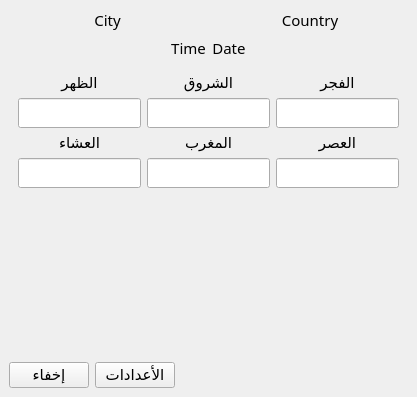
Old version of the form MainWindow.ui in the repository a-atalla/azan.
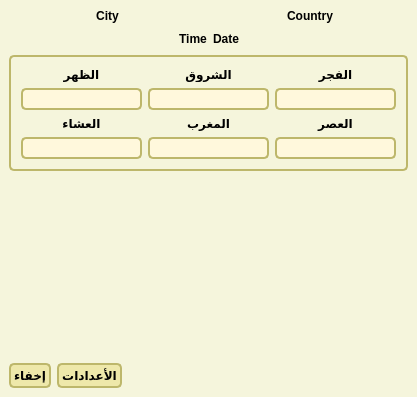
New version of the form.

The edit to the form file:
```diff
--- a/MainWindow.ui
+++ b/MainWindow.ui
@@ -20,7 +20,120 @@
    <string>Azan</string>
   </property>
   <property name="styleSheet">
-   <string notr="true"/>
+   <string notr="true">.QWidget ,QDialog,QGroupBox {
+   background-color: beige;
+   font-family: KacstQurn ;
+}
+
+/* Nice Windows-XP-style password character. */
+QLineEdit[echoMode=&quot;2&quot;] {
+    lineedit-password-character: 9679;
+}
+
+/* We provide a min-width and min-height for push buttons
+   so that they look elegant regardless of the width of the text. */
+QPushButton {
+    background-color: palegoldenrod;
+    border-width: 2px;
+    border-color: darkkhaki;
+    border-style: solid;
+    border-radius: 5;
+    padding: 3px;
+    min-width: 9ex;
+    min-height: 2.5ex;
+}
+
+QPushButton:hover {
+   background-color: khaki;
+}
+
+/* Increase the padding, so the text is shifted when the button is
+   pressed. */
+QPushButton:pressed {
+    padding-left: 5px;
+    padding-top: 5px;
+    background-color: #d0d67c;
+}
+
+QLabel, QAbstractButton {
+    font: bold;
+}
+
+/* Mark mandatory fields with a brownish color. */
+.mandatory {
+    color: brown;
+}
+
+/* Bold text on status bar looks awful. */
+QStatusBar QLabel {
+   font: normal;
+}
+
+QStatusBar::item {
+    border-width: 1;
+    border-color: darkkhaki;
+    border-style: solid;
+    border-radius: 2;
+}
+
+QComboBox, QLineEdit, QSpinBox, QTextEdit, QListView,QProgressBar,QscrollBar {
+    background-color: cornsilk;
+    selection-color: #0a214c; 
+    selection-background-color: #C19A6B;
+}
+
+QListView {
+    show-decoration-selected: 1;
+}
+
+QListView::item:hover {
+    background-color: wheat;
+}
+
+/* We reserve 1 pixel space in padding. When we get the focus,
+   we kill the padding and enlarge the border. This makes the items
+   glow. */
+QLineEdit, QFrame {
+    border-width: 2px;
+    padding: 1px;
+    border-style: solid;
+    border-color: darkkhaki;
+    border-radius: 5px;
+}
+
+/* As mentioned above, eliminate the padding and increase the border. */
+QLineEdit:focus, QFrame:focus {
+    border-width: 3px;
+    padding: 0px;
+}
+
+/* A QLabel is a QFrame ... */
+QLabel {
+    border: none;
+    padding: 0;
+    background: none;
+}
+
+/* A QToolTip is a QLabel ... */
+QToolTip {
+    border: 2px solid darkkhaki;
+    padding: 5px;
+    border-radius: 3px;
+    opacity: 200;
+}
+
+/* Nice to have the background color change when hovered. */
+QRadioButton:hover, QCheckBox:hover {
+    background-color: wheat;
+}
+
+/* Force the dialog's buttons to follow the Windows guidelines. */
+QDialogButtonBox {
+    button-layout: 0;
+}
+
+ 
+</string>
   </property>
   <widget class="QWidget" name="centralwidget">
    <layout class="QVBoxLayout" name="verticalLayout">
```
